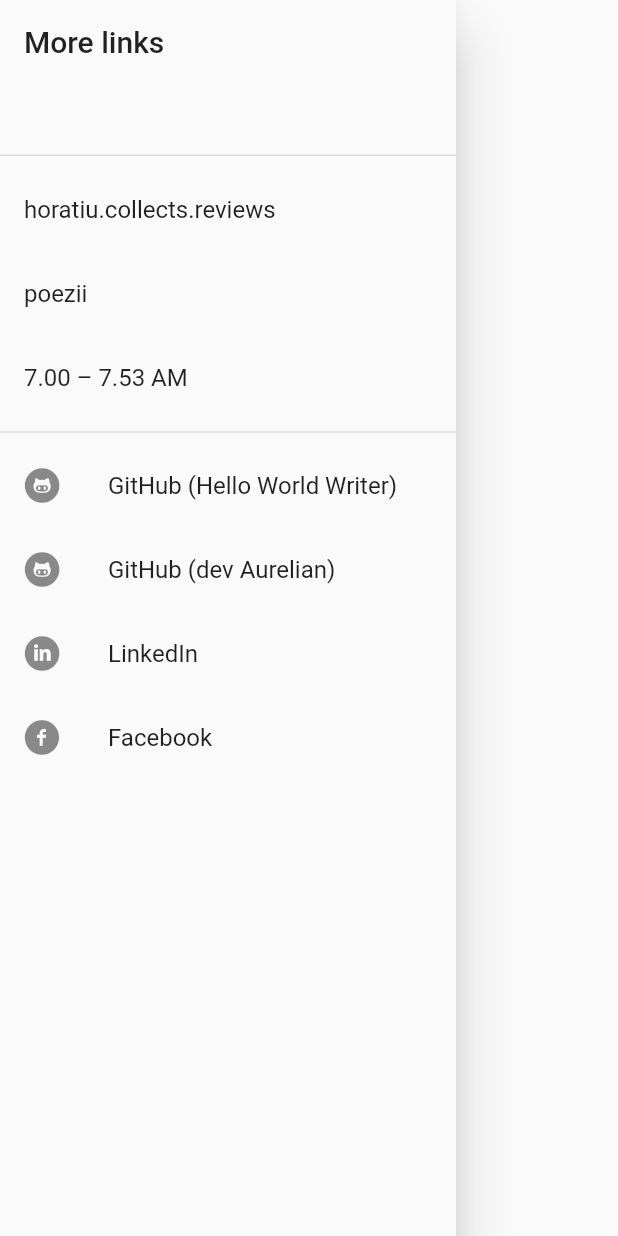
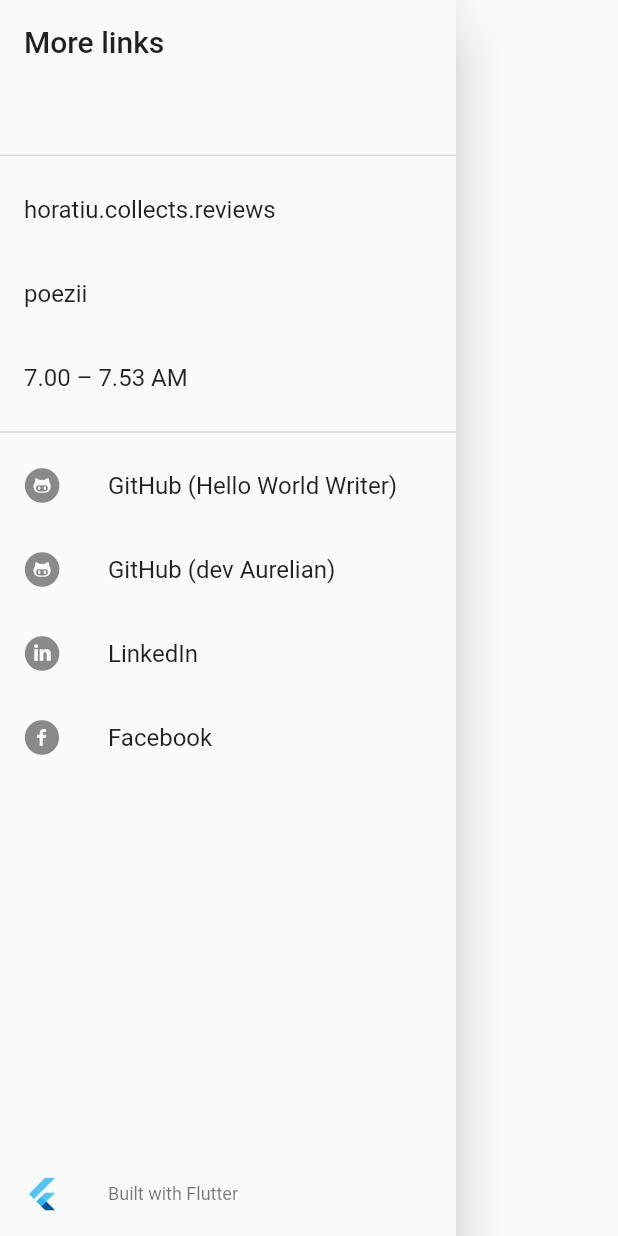
Before and after one commit to horatiudotme/2020.horatiu.me, a Flutter app: the AppDrawer widget shown alone on an empty page, opened directly, on a phone screen of 412 x 824 dp. Run offline on Flutter 3.47's test engine with Material 2 defaults, Android fonts, the phone set to English and light mode, and no system bars.

Commit message:
Add the "Built with Flutter" drawer list tile

```diff
--- a/lib/common/app_strings.dart
+++ b/lib/common/app_strings.dart
@@ -39,5 +39,8 @@
   static const String facebookTitle = 'Facebook';
   static const String facebookUrl = 'https://www.facebook.com/horatiuaurelian';
 
+  static const String builtWithTitle = 'Built with Flutter';
+  static const String builtWithUrl = 'https://github.com/horatiudotme/horatiu.me';
+
   //#endregion
 }
--- a/lib/common/custom_icons.dart
+++ b/lib/common/custom_icons.dart
@@ -25,7 +25,7 @@
   static const _kFontFam = 'CustomIcons';
   static const _kFontPkg = null;
 
-  static const IconData github_circled = IconData(0xe800, fontFamily: _kFontFam, fontPackage: _kFontPkg);
-  static const IconData facebook_circled = IconData(0xf30d, fontFamily: _kFontFam, fontPackage: _kFontPkg);
-  static const IconData linkedin_circled = IconData(0xf319, fontFamily: _kFontFam, fontPackage: _kFontPkg);
+  static const IconData github = IconData(0xe800, fontFamily: _kFontFam, fontPackage: _kFontPkg);
+  static const IconData facebook = IconData(0xf30d, fontFamily: _kFontFam, fontPackage: _kFontPkg);
+  static const IconData linkedin = IconData(0xf319, fontFamily: _kFontFam, fontPackage: _kFontPkg);
 }
--- a/lib/widgets/app_drawer.dart
+++ b/lib/widgets/app_drawer.dart
@@ -13,17 +13,22 @@
   @override
   Widget build(BuildContext context) {
     return Drawer(
-      child: ListView(
-        children: <Widget>[
-          _buildDrawerHeader(context),
-          _buildLinkListTile(null, AppStrings.collectsReviewsTitle, AppStrings.collectsReviewsUrl),
-          _buildLinkListTile(null, AppStrings.poeziiTitle, AppStrings.poeziiUrl),
-          _buildLinkListTile(null, AppStrings.book700753AMTitle, AppStrings.book700753AMUrl),
-          Divider(),
-          _buildLinkListTile(CustomIcons.github_circled, AppStrings.github1Title, AppStrings.github1Url),
-          _buildLinkListTile(CustomIcons.github_circled, AppStrings.github2Title, AppStrings.github2Url),
-          _buildLinkListTile(CustomIcons.linkedin_circled, AppStrings.linkedinTitle, AppStrings.linkedinUrl),
-          _buildLinkListTile(CustomIcons.facebook_circled, AppStrings.facebookTitle, AppStrings.facebookUrl),
+      child: CustomScrollView(
+        slivers: <Widget>[
+          SliverList(
+            delegate: SliverChildListDelegate([
+              _buildDrawerHeader(context),
+              _buildLinkTile(AppStrings.collectsReviewsTitle, AppStrings.collectsReviewsUrl),
+              _buildLinkTile(AppStrings.poeziiTitle, AppStrings.poeziiUrl),
+              _buildLinkTile(AppStrings.book700753AMTitle, AppStrings.book700753AMUrl),
+              Divider(),
+              _buildLinkTile(AppStrings.github1Title, AppStrings.github1Url, icon: Icon(CustomIcons.github)),
+              _buildLinkTile(AppStrings.github2Title, AppStrings.github2Url, icon: Icon(CustomIcons.github)),
+              _buildLinkTile(AppStrings.linkedinTitle, AppStrings.linkedinUrl, icon: Icon(CustomIcons.linkedin)),
+              _buildLinkTile(AppStrings.facebookTitle, AppStrings.facebookUrl, icon: Icon(CustomIcons.facebook)),
+            ]),
+          ),
+          _buildFlutterTile(context),
         ],
       ),
     );
@@ -43,11 +48,27 @@
   }
 
   /// Builds a list tile that opens a URL when clicked.
-  Widget _buildLinkListTile(IconData icon, String title, String url) {
+  Widget _buildLinkTile(String title, String url, {Widget icon, TextStyle style}) {
     return ListTile(
-      title: Text(title),
-      leading: icon != null ? Icon(icon) : null,
+      title: Text(title, style: style),
+      leading: icon,
       onTap: () => launchUrl(url),
     );
   }
+
+  /// Builds the _Built with Flutter_ list tile.
+  Widget _buildFlutterTile(BuildContext context) {
+    return SliverFillRemaining(
+      hasScrollBody: false,
+      child: Align(
+        alignment: Alignment.bottomRight,
+        child: _buildLinkTile(
+          AppStrings.builtWithTitle,
+          AppStrings.builtWithUrl,
+          icon: FlutterLogo(),
+          style: Theme.of(context).textTheme.caption,
+        ),
+      ),
+    );
+  }
 }
```
